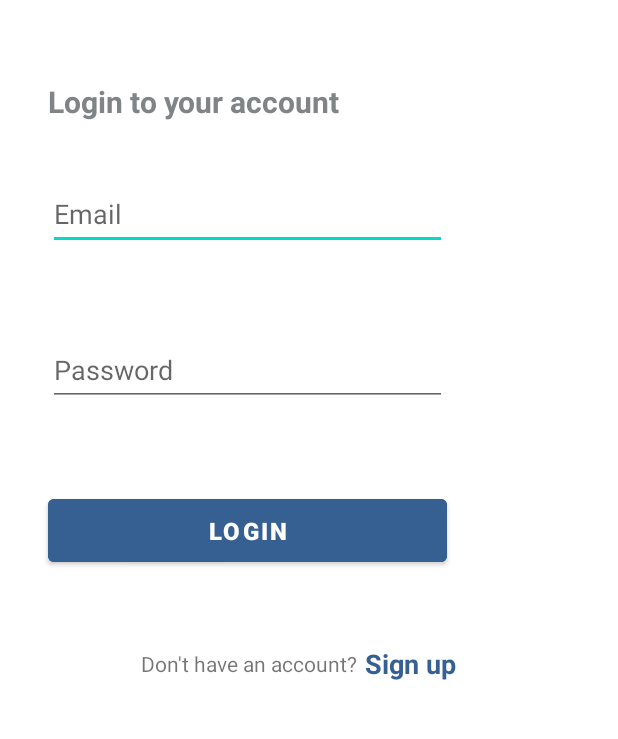
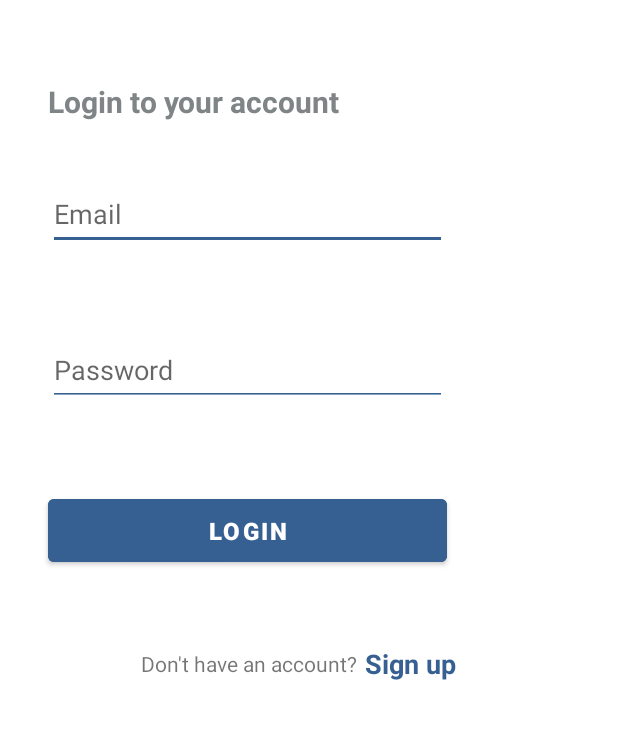
Before and after one commit to RemonEmad93/Wagba, an Android app: the screen it shows after launch (LoginActivity), on a phone screen of 412 x 824 dp, the part 292-1031 px from its top. Run offline under Robolectric (Android 15) with nearby library versions, the phone set to English and light mode, and no system bars; our stand-ins replace Firebase (no records; nobody signed in at launch, a user with empty details on screens opened directly).

Commit message:
LoginActivity.java, activity_login.xml, loginViewModel.java cleaned up

```diff
--- a/app/src/main/java/com/example/wagba/view/LoginActivity.java
+++ b/app/src/main/java/com/example/wagba/view/LoginActivity.java
@@ -18,7 +18,6 @@ public class LoginActivity extends AppCompatActivity {
 
     private ActivityLoginBinding binding;
     private LoginViewModel loginViewModel;
-//    private FirebaseAuth mAuth;
     Intent signUpInt, homeInt;
     public static Activity LA;
 
@@ -29,9 +28,9 @@ public class LoginActivity extends AppCompatActivity {
         View view = binding.getRoot();
         setContentView(view);
 
-        LA= this;
-        signUpInt= new Intent(this, SignUpActivity.class);
-        homeInt= new Intent(this, MainActivity.class);
+        LA= this; //to destroy this activity from another one
+        signUpInt= new Intent(this, SignUpActivity.class); //go to sign up page
+        homeInt= new Intent(this, MainActivity.class);     //go to mainActivity page
 
         binding.include.cartImageView.setVisibility(View.INVISIBLE); //hide cart icon
         binding.include.menuImageView.setVisibility(View.GONE); //hide menu icon
@@ -46,13 +45,6 @@ public class LoginActivity extends AppCompatActivity {
                 return;
             }
         });
-
-//        mAuth = FirebaseAuth.getInstance();
-//        if(mAuth.getCurrentUser() != null){
-//            finish();
-//            return;
-//        }
-
 
         binding.signUpPageButton.setOnClickListener(new View.OnClickListener() {
             @Override
@@ -79,21 +71,6 @@ public class LoginActivity extends AppCompatActivity {
         }
 
         loginViewModel.login(email,password);
-
-        /*mAuth.signInWithEmailAndPassword(email, password)
-                .addOnCompleteListener(this, new OnCompleteListener<AuthResult>() {
-                    @Override
-                    public void onComplete(@NonNull Task<AuthResult> task) {
-                        if (task.isSuccessful()) {
-                            startActivity(homeInt);
-                            finish();
-                            return;
-                        } else {
-                            Toast.makeText(Login.this, "email or password is wrong", Toast.LENGTH_SHORT).show();
-                        }
-                    }
-                });*/
-
     }
 
 }
--- a/app/src/main/res/layout/activity_login.xml
+++ b/app/src/main/res/layout/activity_login.xml
@@ -60,13 +60,16 @@
         android:layout_width="266dp"
         android:layout_height="wrap_content"
         android:layout_marginTop="37dp"
+        android:backgroundTint="@color/dark_blue"
         android:ems="10"
         android:hint="@string/email"
         android:inputType="textEmailAddress"
         android:minHeight="48dp"
         android:shadowColor="@color/black"
+        android:textColor="@color/black"
         android:textColorHighlight="@color/dark_blue"
         android:textColorLink="@color/dark_blue"
+        android:textCursorDrawable="@null"
         app:layout_constraintStart_toStartOf="@+id/loginPassword"
         app:layout_constraintTop_toBottomOf="@+id/loginTextView" />
 
@@ -74,10 +77,13 @@
         android:id="@+id/loginPassword"
         android:layout_width="266dp"
         android:layout_height="wrap_content"
+        android:backgroundTint="@color/dark_blue"
         android:ems="10"
         android:hint="@string/password"
         android:inputType="textPassword"
         android:minHeight="48dp"
+        android:textColor="@color/black"
+        android:textCursorDrawable="@null"
         app:layout_constraintBottom_toTopOf="@+id/loginButton"
         app:layout_constraintStart_toStartOf="@+id/loginTextView"
         app:layout_constraintTop_toBottomOf="@+id/loginEmail" />
```
